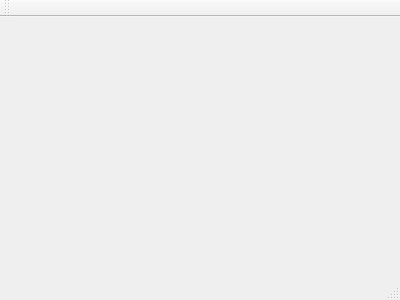
group93492/equipment-reminder, file mainwindow.ui: the form before one commit.
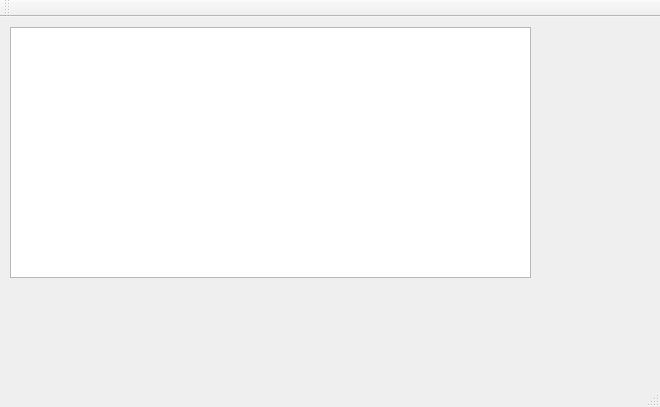
The form after the commit.

Commit message: Added class DBManager and basic methods

Patch:
```diff
--- a/mainwindow.ui
+++ b/mainwindow.ui
@@ -1,24 +1,50 @@
 <ui version="4.0">
  <class>MainWindow</class>
- <widget class="QMainWindow" name="MainWindow" >
-  <property name="geometry" >
+ <widget class="QMainWindow" name="MainWindow">
+  <property name="geometry">
    <rect>
     <x>0</x>
     <y>0</y>
-    <width>400</width>
-    <height>300</height>
+    <width>660</width>
+    <height>407</height>
    </rect>
   </property>
   <property name="windowTitle" >
    <string>MainWindow</string>
   </property>
-  <widget class="QMenuBar" name="menuBar" />
-  <widget class="QToolBar" name="mainToolBar" />
-  <widget class="QWidget" name="centralWidget" />
-  <widget class="QStatusBar" name="statusBar" />
+  <widget class="QWidget" name="centralWidget">
+   <widget class="QTableView" name="tableView">
+    <property name="geometry">
+     <rect>
+      <x>10</x>
+      <y>10</y>
+      <width>521</width>
+      <height>251</height>
+     </rect>
+    </property>
+   </widget>
+  </widget>
+  <widget class="QMenuBar" name="menuBar">
+   <property name="geometry">
+    <rect>
+     <x>0</x>
+     <y>0</y>
+     <width>660</width>
+     <height>21</height>
+    </rect>
+   </property>
+  </widget>
+  <widget class="QToolBar" name="mainToolBar">
+   <attribute name="toolBarArea">
+    <enum>TopToolBarArea</enum>
+   </attribute>
+   <attribute name="toolBarBreak">
+    <bool>false</bool>
+   </attribute>
+  </widget>
+  <widget class="QStatusBar" name="statusBar"/>
  </widget>
- <layoutDefault spacing="6" margin="11" />
- <pixmapfunction></pixmapfunction>
+ <layoutdefault spacing="6" margin="11"/>
  <resources/>
  <connections/>
 </ui>
```
Left out of the diff: 3 changed lines with no effect on the pictures. The commit also changes 5 other files.
